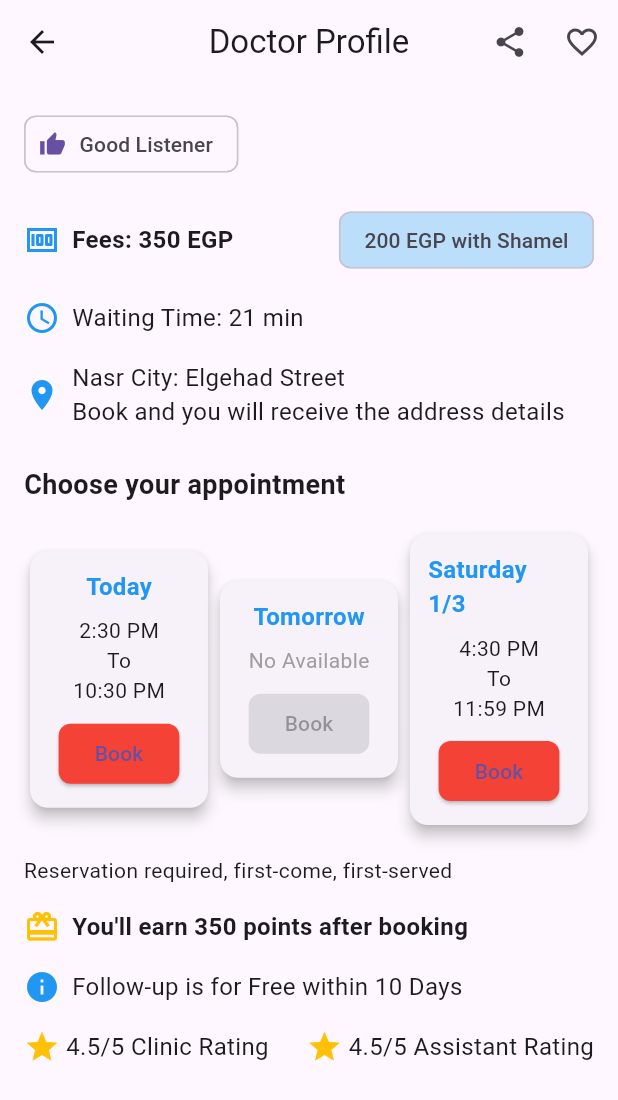
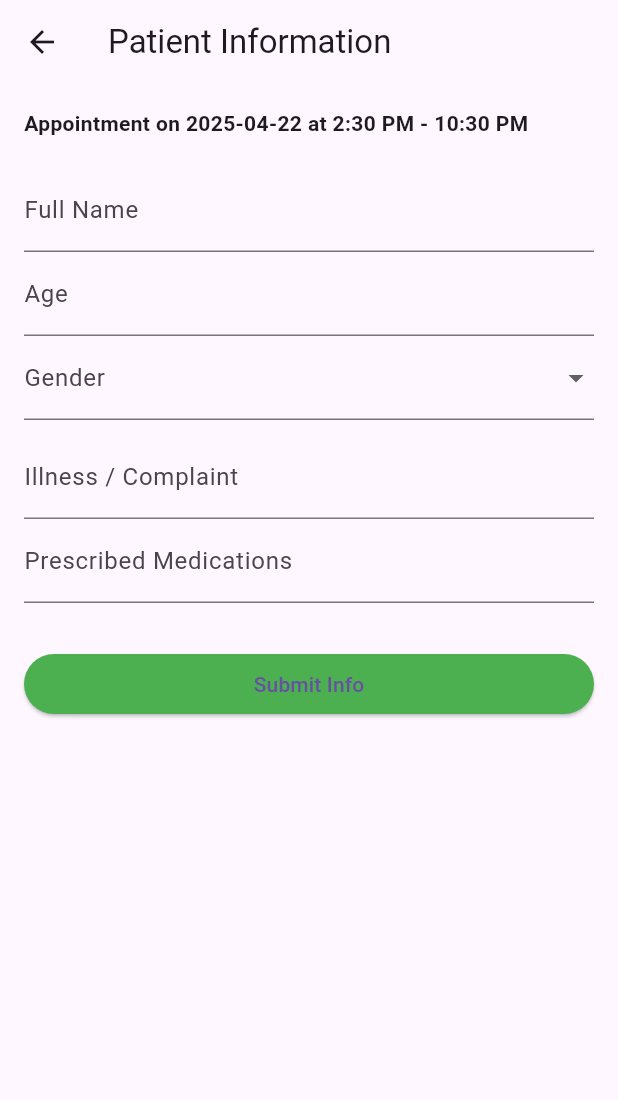
Before and after one commit to MariamAshmawyy/Clinic-project, a Flutter app: the DoctorAvailabilityScreen screen opened by its route, after a tap on "Book", on a phone screen of 412 x 824 dp. Shown: the top 1100 px of the screen. Run offline on Flutter 3.47's test engine with Material 3 defaults, Android fonts, the phone set to English and light mode, and no system bars; our stand-ins replace animate_do, cloud_firestore, firebase_auth, firebase_core, fluttertoast, shared_preferences and 1 more; accounts and stored records are empty.

Commit message:
added some features

```diff
--- a/lib/doctor_availability_screen.dart
+++ b/lib/doctor_availability_screen.dart
@@ -1,7 +1,7 @@
 import 'package:flutter/material.dart';
-
 class DoctorAvailabilityScreen extends StatelessWidget {
   const DoctorAvailabilityScreen({super.key});
+
   @override
   Widget build(BuildContext context) {
     return Scaffold(
@@ -65,9 +65,9 @@ class DoctorAvailabilityScreen extends StatelessWidget {
             Row(
               mainAxisAlignment: MainAxisAlignment.spaceBetween,
               children: [
-                _buildAppointmentCard('Today', '2:30 PM', '10:30 PM', true),
-                _buildAppointmentCard('Tomorrow', 'No Available', '', false),
-                _buildAppointmentCard('Saturday 1/3', '4:30 PM', '11:59 PM', true),
+                _buildAppointmentCard(context, 'Today', '2:30 PM', '10:30 PM', true, DateTime.now()),
+                _buildAppointmentCard(context, 'Tomorrow', 'No Available', '', false, DateTime.now().add(const Duration(days: 1))),
+                _buildAppointmentCard(context, 'Saturday 1/3', '4:30 PM', '11:59 PM', true, DateTime(2025, 3, 1)),
               ],
             ),
             const SizedBox(height: 16),
@@ -116,7 +116,7 @@ class DoctorAvailabilityScreen extends StatelessWidget {
     );
   }
 
-  Widget _buildAppointmentCard(String day, String startTime, String endTime, bool available) {
+  Widget _buildAppointmentCard(BuildContext context, String day, String startTime, String endTime, bool available, DateTime appointmentDate) {
     return Expanded(
       child: Card(
         elevation: 4,
@@ -143,7 +143,18 @@ class DoctorAvailabilityScreen extends StatelessWidget {
                   backgroundColor: available ? Colors.red : Colors.grey,
                   shape: RoundedRectangleBorder(borderRadius: BorderRadius.circular(8)),
                 ),
-                onPressed: available ? () {} : null,
+                onPressed: available
+                    ? () {
+                  Navigator.pushNamed(
+                    context,
+                    '/patient_info',
+                    arguments: {
+                      'appointmentDate': appointmentDate,
+                      'timeSlot': '$startTime - $endTime',
+                    },
+                  );
+                }
+                    : null,
                 child: const Text('Book'),
               ),
             ],
--- a/lib/main.dart
+++ b/lib/main.dart
@@ -9,7 +9,8 @@ import 'doctor_dashboard.dart';
 import 'doctor_availability_screen.dart';
 import 'medical_history_screen.dart';
 import 'profile_settings_screen.dart';
-import 'appointment_booking_screen.dart';
+import 'appointment_booking_screen.dart'; // DoctorBookingScreen
+import 'patient_info_screen.dart';        // Needed for appointment follow-up
 
 // Firebase config
 import 'firebase_options.dart';
@@ -51,7 +52,8 @@ class MyApp extends StatelessWidget {
         '/': (context) => const AuthScreen(),
         '/home': (context) => const HomeScreen(),
         '/doctor_dashboard': (context) => const DoctorDashboardScreen(),
-        '/appointment': (context) => const DoctorBookingScreen(),
+        '/appointment': (context) => const DoctorBookingScreen(),        // Booking screen
+        '/patient_info': (context) => const PatientInfoScreen(),         // Patient info form
         '/availability': (context) => const DoctorAvailabilityScreen(),
         '/history': (context) => const MedicalHistoryScreen(),
         '/profile': (context) => const ProfileSettingsScreen(),
--- /dev/null
+++ b/lib/patient_info_screen.dart
@@ -0,0 +1,158 @@
+import 'package:flutter/material.dart';
+import 'package:cloud_firestore/cloud_firestore.dart';
+import 'package:firebase_auth/firebase_auth.dart';
+
+class PatientInfoScreen extends StatefulWidget {
+  const PatientInfoScreen({super.key});
+
+  @override
+  State<PatientInfoScreen> createState() => _PatientInfoScreenState();
+}
+
+class _PatientInfoScreenState extends State<PatientInfoScreen> {
+  final _formKey = GlobalKey<FormState>();
+
+  String? _name;
+  String? _age;
+  String? _gender;
+  String? _illness;
+  String? _medications;
+  bool _isSubmitting = false;
+
+  late DateTime _appointmentDate;
+  late String _timeSlot;
+
+  @override
+  void didChangeDependencies() {
+    super.didChangeDependencies();
+    final args = ModalRoute.of(context)!.settings.arguments as Map<String, dynamic>;
+    _appointmentDate = args['appointmentDate'];
+    _timeSlot = args['timeSlot'];
+  }
+
+  Future<void> _submitForm() async {
+    if (!_formKey.currentState!.validate()) return;
+
+    _formKey.currentState!.save();
+    setState(() => _isSubmitting = true);
+
+    try {
+      final user = FirebaseAuth.instance.currentUser;
+      if (user == null) throw Exception("No logged-in user");
+
+      final uid = user.uid;
+      final email = user.email!;
+      final appointmentId = "${_appointmentDate.toIso8601String()}_${_timeSlot.replaceAll(":", "-").replaceAll(" ", "_")}";
+
+      final patientRef = FirebaseFirestore.instance
+          .collection('patients')
+          .doc(uid); // ✅ matches Firestore rule
+
+      // Optional: save patient's email
+      await patientRef.set({'email': email}, SetOptions(merge: true));
+
+      await patientRef
+          .collection('appointments')
+          .doc(appointmentId)
+          .set({
+        'patientName': _name,
+        'age': _age,
+        'gender': _gender,
+        'illness': _illness ?? '',
+        'medications': _medications ?? '',
+        'appointmentDate': _appointmentDate.toIso8601String(),
+        'timeSlot': _timeSlot,
+        'createdAt': Timestamp.now(),
+        'email': email,
+        'uid': uid,
+      });
+
+      if (mounted) {
+        showDialog(
+          context: context,
+          builder: (_) => AlertDialog(
+            title: const Text("Appointment Saved"),
+            content: const Text("Patient data has been successfully saved."),
+            actions: [
+              TextButton(
+                onPressed: () => Navigator.of(context).popUntil((route) => route.isFirst),
+                child: const Text("Close"),
+              ),
+            ],
+          ),
+        );
+      }
+    } catch (e) {
+      ScaffoldMessenger.of(context).showSnackBar(
+        SnackBar(content: Text("Error saving data: $e")),
+      );
+    } finally {
+      if (mounted) setState(() => _isSubmitting = false);
+    }
+  }
+
+  @override
+  Widget build(BuildContext context) {
+    final formattedDate = "${_appointmentDate.toLocal()}".split(' ')[0];
+
+    return Scaffold(
+      appBar: AppBar(title: const Text("Patient Information")),
+      body: Padding(
+        padding: const EdgeInsets.all(16),
+        child: Form(
+          key: _formKey,
+          child: ListView(
+            children: [
+              Text(
+                "Appointment on $formattedDate at $_timeSlot",
+                style: const TextStyle(fontWeight: FontWeight.bold),
+              ),
+              const SizedBox(height: 20),
+              TextFormField(
+                decoration: const InputDecoration(labelText: 'Full Name'),
+                validator: (value) => value == null || value.isEmpty ? 'Required' : null,
+                onSaved: (value) => _name = value,
+              ),
+              TextFormField(
+                decoration: const InputDecoration(labelText: 'Age'),
+                keyboardType: TextInputType.number,
+                validator: (value) {
+                  if (value == null || value.isEmpty) return 'Required';
+                  final age = int.tryParse(value);
+                  if (age == null || age <= 0 || age > 120) return 'Enter a valid age';
+                  return null;
+                },
+                onSaved: (value) => _age = value,
+              ),
+              DropdownButtonFormField<String>(
+                decoration: const InputDecoration(labelText: 'Gender'),
+                items: ['Male', 'Female', 'Other']
+                    .map((gender) => DropdownMenuItem(value: gender, child: Text(gender)))
+                    .toList(),
+                validator: (value) => value == null ? 'Please select gender' : null,
+                onChanged: (value) => _gender = value,
+              ),
+              const SizedBox(height: 10),
+              TextFormField(
+                decoration: const InputDecoration(labelText: 'Illness / Complaint'),
+                onSaved: (value) => _illness = value,
+              ),
+              TextFormField(
+                decoration: const InputDecoration(labelText: 'Prescribed Medications'),
+                onSaved: (value) => _medications = value,
+              ),
+              const SizedBox(height: 30),
+              ElevatedButton(
+                onPressed: _isSubmitting ? null : _submitForm,
+                style: ElevatedButton.styleFrom(backgroundColor: Colors.green),
+                child: _isSubmitting
+                    ? const CircularProgressIndicator(color: Colors.white)
+                    : const Text("Submit Info"),
+              ),
+            ],
+          ),
+        ),
+      ),
+    );
+  }
+}
--- a/pubspec.yaml
+++ b/pubspec.yaml
@@ -20,6 +20,8 @@ dependencies:
   http: ^1.3.0
   firebase_core: ^3.13.0
   firebase_auth: ^5.5.2
+  cloud_firestore: ^5.6.6
+
 
 
 dev_dependencies:
```
Also changed, not shown: lib/appointment_booking_screen.dart (+31 -8 lines), lib/auth_screen.dart (+20 -13 lines), lib/doctor_dashboard.dart (+20 -6 lines), lib/doctor_records_screen.dart (+69 -28 lines), lib/firebase_options.dart, pubspec.lock, 5 other files. Lines whose indentation alone changed are shown as unchanged.
